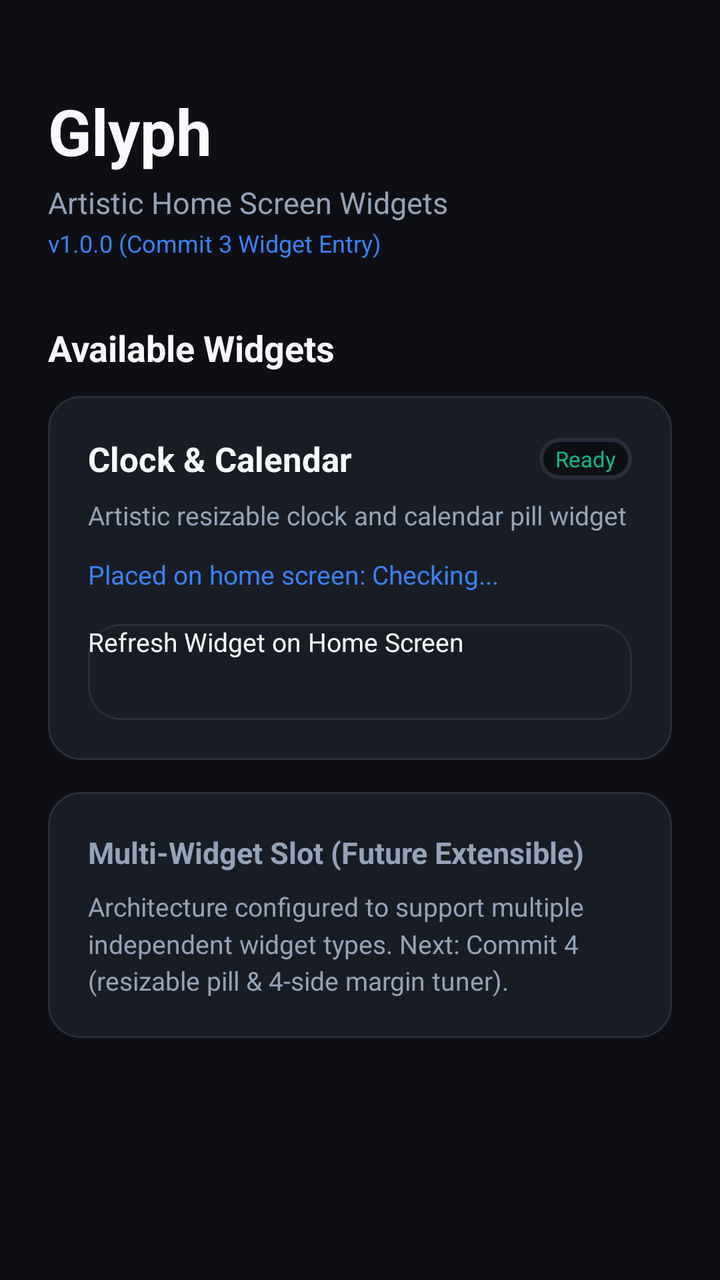
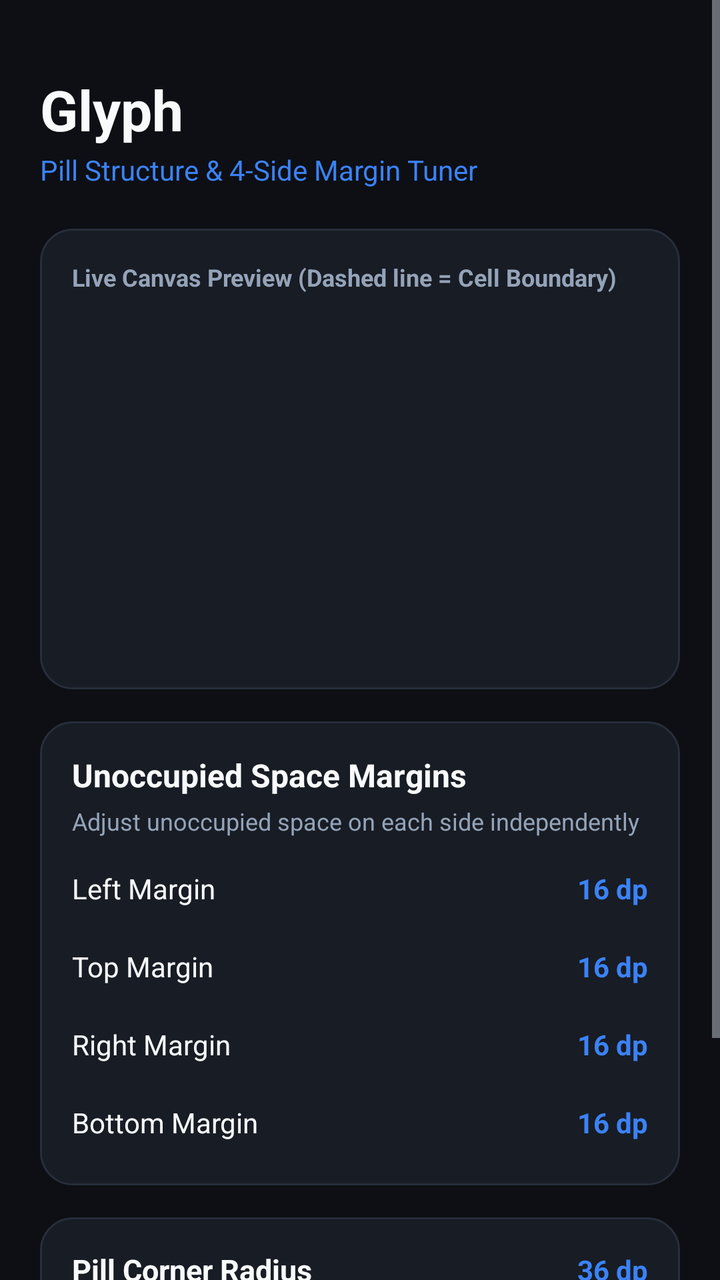

Before-and-after screenshots of an Android layout around one commit, followed by the original layout XML and the change that was made.
<!-- AndroidManifest.xml: application theme android:Theme.DeviceDefault.NoActionBar -->
<!-- res/layout/activity_main.xml -->
<?xml version="1.0" encoding="utf-8"?>
<ScrollView xmlns:android="http://schemas.android.com/apk/res/android"
    android:layout_width="match_parent"
    android:layout_height="match_parent"
    android:background="@color/bg_dark">

    <LinearLayout
        android:layout_width="match_parent"
        android:layout_height="wrap_content"
        android:orientation="vertical"
        android:padding="24dp">

        
        <TextView
            android:id="@+id/text_app_title"
            android:layout_width="wrap_content"
            android:layout_height="wrap_content"
            android:layout_marginTop="20dp"
            android:text="@string/app_name"
            android:textColor="@color/text_primary"
            android:textSize="32sp"
            android:textStyle="bold" />

        <TextView
            android:id="@+id/text_app_tagline"
            android:layout_width="wrap_content"
            android:layout_height="wrap_content"
            android:layout_marginTop="4dp"
            android:text="@string/app_tagline"
            android:textColor="@color/text_secondary"
            android:textSize="15sp" />

        <TextView
            android:id="@+id/text_version"
            android:layout_width="wrap_content"
            android:layout_height="wrap_content"
            android:layout_marginTop="2dp"
            android:text="@string/version_info"
            android:textColor="@color/accent_blue"
            android:textSize="12sp" />

        
        <TextView
            android:layout_width="wrap_content"
            android:layout_height="wrap_content"
            android:layout_marginTop="32dp"
            android:text="@string/section_widgets"
            android:textColor="@color/text_primary"
            android:textSize="18sp"
            android:textStyle="bold" />

        
        <LinearLayout
            android:layout_width="match_parent"
            android:layout_height="wrap_content"
            android:layout_marginTop="12dp"
            android:background="@drawable/bg_card"
            android:orientation="vertical"
            android:padding="20dp">

            <LinearLayout
                android:layout_width="match_parent"
                android:layout_height="wrap_content"
                android:gravity="center_vertical"
                android:orientation="horizontal">

                <TextView
                    android:layout_width="0dp"
                    android:layout_height="wrap_content"
                    android:layout_weight="1"
                    android:text="@string/widget_clock_calendar_name"
                    android:textColor="@color/text_primary"
                    android:textSize="17sp"
                    android:textStyle="bold" />

                <TextView
                    android:id="@+id/text_widget_status_badge"
                    android:layout_width="wrap_content"
                    android:layout_height="wrap_content"
                    android:background="@drawable/ic_launcher"
                    android:paddingStart="8dp"
                    android:paddingTop="3dp"
                    android:paddingEnd="8dp"
                    android:paddingBottom="3dp"
                    android:text="Ready"
                    android:textColor="@color/status_green"
                    android:textSize="11sp" />

            </LinearLayout>

            <TextView
                android:layout_width="wrap_content"
                android:layout_height="wrap_content"
                android:layout_marginTop="8dp"
                android:text="@string/widget_clock_calendar_desc"
                android:textColor="@color/text_secondary"
                android:textSize="13sp" />

            <TextView
                android:id="@+id/text_widget_placed_count"
                android:layout_width="wrap_content"
                android:layout_height="wrap_content"
                android:layout_marginTop="12dp"
                android:text="Placed on home screen: Checking..."
                android:textColor="@color/accent_blue"
                android:textSize="13sp" />

            <Button
                android:id="@+id/btn_refresh_widget"
                android:layout_width="match_parent"
                android:layout_height="48dp"
                android:layout_marginTop="16dp"
                android:background="@drawable/bg_card"
                android:text="Refresh Widget on Home Screen"
                android:textColor="@color/text_primary"
                android:textSize="13sp" />

        </LinearLayout>

        
        <LinearLayout
            android:layout_width="match_parent"
            android:layout_height="wrap_content"
            android:layout_marginTop="16dp"
            android:background="@drawable/bg_card"
            android:orientation="vertical"
            android:padding="20dp">

            <TextView
                android:layout_width="wrap_content"
                android:layout_height="wrap_content"
                android:text="Multi-Widget Slot (Future Extensible)"
                android:textColor="@color/text_secondary"
                android:textSize="15sp"
                android:textStyle="bold" />

            <TextView
                android:layout_width="wrap_content"
                android:layout_height="wrap_content"
                android:layout_marginTop="8dp"
                android:lineSpacingMultiplier="1.2"
                android:text="Architecture configured to support multiple independent widget types. Next: Commit 4 (resizable pill &amp; 4-side margin tuner)."
                android:textColor="@color/text_secondary"
                android:textSize="13sp" />

        </LinearLayout>

    </LinearLayout>

</ScrollView>
<!-- resources referenced by this layout -->
<resources>
  <color name="accent_blue">#3B82F6</color>
  <color name="bg_dark">#0D0F14</color>
  <color name="status_green">#10B981</color>
  <color name="text_primary">#F8FAFC</color>
  <color name="text_secondary">#94A3B8</color>
  <!-- drawable bg_card (drawable) -->
  <?xml version="1.0" encoding="utf-8"?>
  <shape xmlns:android="http://schemas.android.com/apk/res/android"
      android:shape="rectangle">
      <corners android:radius="16dp" />
      <solid android:color="@color/card_dark" />
      <stroke
          android:width="1dp"
          android:color="@color/border_card" />
  </shape>
  <!-- drawable ic_launcher (drawable) -->
  <?xml version="1.0" encoding="utf-8"?>
  <layer-list xmlns:android="http://schemas.android.com/apk/res/android">
      
      <item>
          <shape android:shape="rectangle">
              <corners android:radius="24dp" />
              <solid android:color="#0D0F14" />
              <stroke
                  android:width="2dp"
                  android:color="#272E3B" />
          </shape>
      </item>
      
      <item
          android:bottom="20dp"
          android:left="20dp"
          android:right="20dp"
          android:top="20dp">
          <shape android:shape="rectangle">
              <corners android:radius="14dp" />
              <solid android:color="#181C24" />
              <stroke
                  android:width="2dp"
                  android:color="#3B82F6" />
          </shape>
      </item>
  </layer-list>
  <string name="app_name">Glyph</string>
  <string name="app_tagline">Artistic Home Screen Widgets</string>
  <string name="section_widgets">Available Widgets</string>
  <string name="version_info">v1.0.0 (Commit 3 Widget Entry)</string>
  <string name="widget_clock_calendar_desc">Artistic resizable clock and calendar pill widget</string>
  <string name="widget_clock_calendar_name">Clock &amp; Calendar</string>
  <color name="card_dark">#181C24</color>
  <color name="border_card">#272E3B</color>
</resources>

<!-- the commit's change to res/layout/activity_main.xml (unified diff, before → after) -->
@@ -8,112 +8,51 @@
         android:layout_width="match_parent"
         android:layout_height="wrap_content"
         android:orientation="vertical"
-        android:padding="24dp">
+        android:padding="20dp">
 
         
         <TextView
             android:id="@+id/text_app_title"
             android:layout_width="wrap_content"
             android:layout_height="wrap_content"
-            android:layout_marginTop="20dp"
+            android:layout_marginTop="16dp"
             android:text="@string/app_name"
             android:textColor="@color/text_primary"
-            android:textSize="32sp"
+            android:textSize="28sp"
             android:textStyle="bold" />
 
-        <TextView
-            android:id="@+id/text_app_tagline"
-            android:layout_width="wrap_content"
-            android:layout_height="wrap_content"
-            android:layout_marginTop="4dp"
-            android:text="@string/app_tagline"
-            android:textColor="@color/text_secondary"
-            android:textSize="15sp" />
-
-        <TextView
-            android:id="@+id/text_version"
-            android:layout_width="wrap_content"
-            android:layout_height="wrap_content"
-            android:layout_marginTop="2dp"
-            android:text="@string/version_info"
-            android:textColor="@color/accent_blue"
-            android:textSize="12sp" />
-
-        
         <TextView
             android:layout_width="wrap_content"
             android:layout_height="wrap_content"
-            android:layout_marginTop="32dp"
-            android:text="@string/section_widgets"
-            android:textColor="@color/text_primary"
-            android:textSize="18sp"
-            android:textStyle="bold" />
-
-        
-        <LinearLayout
-            android:layout_width="match_parent"
-            android:layout_height="wrap_content"
-            android:layout_marginTop="12dp"
+            android:layout_marginTop="2dp"
+            android:text="Pill Structure &amp; 4-Side Margin Tuner"
+            android:textColor="@color/accent_blue"
+            android:textSize="14sp" />
+
+        
+        <LinearLayout
+            android:layout_width="match_parent"
+            android:layout_height="wrap_content"
+            android:layout_marginTop="20dp"
             android:background="@drawable/bg_card"
             android:orientation="vertical"
-            android:padding="20dp">
-
-            <LinearLayout
-                android:layout_width="match_parent"
-                android:layout_height="wrap_content"
-                android:gravity="center_vertical"
-                android:orientation="horizontal">
-
-                <TextView
-                    android:layout_width="0dp"
-                    android:layout_height="wrap_content"
-                    android:layout_weight="1"
-                    android:text="@string/widget_clock_calendar_name"
-                    android:textColor="@color/text_primary"
-                    android:textSize="17sp"
-                    android:textStyle="bold" />
-
-                <TextView
-                    android:id="@+id/text_widget_status_badge"
-                    android:layout_width="wrap_content"
-                    android:layout_height="wrap_content"
-                    android:background="@drawable/ic_launcher"
-                    android:paddingStart="8dp"
-                    android:paddingTop="3dp"
-                    android:paddingEnd="8dp"
-                    android:paddingBottom="3dp"
-                    android:text="Ready"
-                    android:textColor="@color/status_green"
-                    android:textSize="11sp" />
-
-            </LinearLayout>
+            android:padding="16dp">
 
             <TextView
                 android:layout_width="wrap_content"
                 android:layout_height="wrap_content"
-                android:layout_marginTop="8dp"
-                android:text="@string/widget_clock_calendar_desc"
+                android:text="Live Canvas Preview (Dashed line = Cell Boundary)"
                 android:textColor="@color/text_secondary"
-                android:textSize="13sp" />
-
-            <TextView
-                android:id="@+id/text_widget_placed_count"
-                android:layout_width="wrap_content"
-                android:layout_height="wrap_content"
+                android:textSize="12sp"
+                android:textStyle="bold" />
+
+            <ImageView
+                android:id="@+id/preview_canvas"
+                android:layout_width="match_parent"
+                android:layout_height="170dp"
                 android:layout_marginTop="12dp"
-                android:text="Placed on home screen: Checking..."
-                android:textColor="@color/accent_blue"
-                android:textSize="13sp" />
-
-            <Button
-                android:id="@+id/btn_refresh_widget"
-                android:layout_width="match_parent"
-                android:layout_height="48dp"
-                android:layout_marginTop="16dp"
-                android:background="@drawable/bg_card"
-                android:text="Refresh Widget on Home Screen"
-                android:textColor="@color/text_primary"
-                android:textSize="13sp" />
+                android:scaleType="fitCenter"
+                android:contentDescription="Widget Preview" />
 
         </LinearLayout>
 
@@ -124,25 +63,216 @@
             android:layout_marginTop="16dp"
             android:background="@drawable/bg_card"
             android:orientation="vertical"
-            android:padding="20dp">
+            android:padding="16dp">
 
             <TextView
                 android:layout_width="wrap_content"
                 android:layout_height="wrap_content"
-                android:text="Multi-Widget Slot (Future Extensible)"
-                android:textColor="@color/text_secondary"
-                android:textSize="15sp"
+                android:text="Unoccupied Space Margins"
+                android:textColor="@color/text_primary"
+                android:textSize="16sp"
                 android:textStyle="bold" />
 
             <TextView
                 android:layout_width="wrap_content"
                 android:layout_height="wrap_content"
+                android:layout_marginTop="4dp"
+                android:text="Adjust unoccupied space on each side independently"
+                android:textColor="@color/text_secondary"
+                android:textSize="12sp" />
+
+            
+            <LinearLayout
+                android:layout_width="match_parent"
+                android:layout_height="wrap_content"
+                android:layout_marginTop="16dp"
+                android:gravity="center_vertical"
+                android:orientation="horizontal">
+                <TextView
+                    android:layout_width="0dp"
+                    android:layout_height="wrap_content"
+                    android:layout_weight="1"
+                    android:text="Left Margin"
+                    android:textColor="@color/text_primary"
+                    android:textSize="14sp" />
+                <TextView
+                    android:id="@+id/text_margin_left_val"
+                    android:layout_width="wrap_content"
+                    android:layout_height="wrap_content"
+                    android:text="16 dp"
+                    android:textColor="@color/accent_blue"
+                    android:textSize="14sp"
+                    android:textStyle="bold" />
+            </LinearLayout>
+            <SeekBar
+                android:id="@+id/seek_margin_left"
+                android:layout_width="match_parent"
+                android:layout_height="wrap_content"
+                android:layout_marginTop="6dp"
+                android:max="48" />
+
+            
+            <LinearLayout
+                android:layout_width="match_parent"
+                android:layout_height="wrap_content"
+                android:layout_marginTop="14dp"
+                android:gravity="center_vertical"
+                android:orientation="horizontal">
+                <TextView
+                    android:layout_width="0dp"
+                    android:layout_height="wrap_content"
+                    android:layout_weight="1"
+                    android:text="Top Margin"
+                    android:textColor="@color/text_primary"
+                    android:textSize="14sp" />
+                <TextView
+                    android:id="@+id/text_margin_top_val"
+                    android:layout_width="wrap_content"
+                    android:layout_height="wrap_content"
+                    android:text="16 dp"
+                    android:textColor="@color/accent_blue"
+                    android:textSize="14sp"
+                    android:textStyle="bold" />
+            </LinearLayout>
+            <SeekBar
+                android:id="@+id/seek_margin_top"
+                android:layout_width="match_parent"
+                android:layout_height="wrap_content"
+                android:layout_marginTop="6dp"
+                android:max="48" />
+
+            
+            <LinearLayout
+                android:layout_width="match_parent"
+                android:layout_height="wrap_content"
+                android:layout_marginTop="14dp"
+                android:gravity="center_vertical"
+                android:orientation="horizontal">
+                <TextView
+                    android:layout_width="0dp"
+                    android:layout_height="wrap_content"
+                    android:layout_weight="1"
+                    android:text="Right Margin"
+                    android:textColor="@color/text_primary"
+                    android:textSize="14sp" />
+                <TextView
+                    android:id="@+id/text_margin_right_val"
+                    android:layout_width="wrap_content"
+                    android:layout_height="wrap_content"
+                    android:text="16 dp"
+                    android:textColor="@color/accent_blue"
+                    android:textSize="14sp"
+                    android:textStyle="bold" />
+            </LinearLayout>
+            <SeekBar
+                android:id="@+id/seek_margin_right"
+                android:layout_width="match_parent"
+                android:layout_height="wrap_content"
+                android:layout_marginTop="6dp"
+                android:max="48" />
+
+            
+            <LinearLayout
+                android:layout_width="match_parent"
+                android:layout_height="wrap_content"
+                android:layout_marginTop="14dp"
+                android:gravity="center_vertical"
+                android:orientation="horizontal">
+                <TextView
+                    android:layout_width="0dp"
+                    android:layout_height="wrap_content"
+                    android:layout_weight="1"
+                    android:text="Bottom Margin"
+                    android:textColor="@color/text_primary"
+                    android:textSize="14sp" />
+                <TextView
+                    android:id="@+id/text_margin_bottom_val"
+                    android:layout_width="wrap_content"
+                    android:layout_height="wrap_content"
+                    android:text="16 dp"
+                    android:textColor="@color/accent_blue"
+                    android:textSize="14sp"
+                    android:textStyle="bold" />
+            </LinearLayout>
+            <SeekBar
+                android:id="@+id/seek_margin_bottom"
+                android:layout_width="match_parent"
+                android:layout_height="wrap_content"
+                android:layout_marginTop="6dp"
+                android:max="48" />
+
+        </LinearLayout>
+
+        
+        <LinearLayout
+            android:layout_width="match_parent"
+            android:layout_height="wrap_content"
+            android:layout_marginTop="16dp"
+            android:background="@drawable/bg_card"
+            android:orientation="vertical"
+            android:padding="16dp">
+
+            <LinearLayout
+                android:layout_width="match_parent"
+                android:layout_height="wrap_content"
+                android:gravity="center_vertical"
+                android:orientation="horizontal">
+                <TextView
+                    android:layout_width="0dp"
+                    android:layout_height="wrap_content"
+                    android:layout_weight="1"
+                    android:text="Pill Corner Radius"
+                    android:textColor="@color/text_primary"
+                    android:textSize="15sp"
+                    android:textStyle="bold" />
+                <TextView
+                    android:id="@+id/text_corner_radius_val"
+                    android:layout_width="wrap_content"
+                    android:layout_height="wrap_content"
+                    android:text="36 dp"
+                    android:textColor="@color/accent_blue"
+                    android:textSize="14sp"
+                    android:textStyle="bold" />
+            </LinearLayout>
+            <SeekBar
+                android:id="@+id/seek_corner_radius"
+                android:layout_width="match_parent"
+                android:layout_height="wrap_content"
                 android:layout_marginTop="8dp"
-                android:lineSpacingMultiplier="1.2"
-                android:text="Architecture configured to support multiple independent widget types. Next: Commit 4 (resizable pill &amp; 4-side margin tuner)."
+                android:max="64" />
+
+        </LinearLayout>
+
+        
+        <LinearLayout
+            android:layout_width="match_parent"
+            android:layout_height="wrap_content"
+            android:layout_marginTop="20dp"
+            android:layout_marginBottom="32dp"
+            android:orientation="horizontal">
+
+            <Button
+                android:id="@+id/btn_reset_margins"
+                android:layout_width="0dp"
+                android:layout_height="48dp"
+                android:layout_weight="1"
+                android:layout_marginEnd="8dp"
+                android:background="@drawable/bg_card"
+                android:text="Reset Defaults"
                 android:textColor="@color/text_secondary"
                 android:textSize="13sp" />
 
+            <Button
+                android:id="@+id/btn_apply_widget"
+                android:layout_width="0dp"
+                android:layout_height="48dp"
+                android:layout_weight="1"
+                android:layout_marginStart="8dp"
+                android:background="@drawable/bg_card"
+                android:text="Apply to Widget"
+                android:textColor="@color/accent_blue"
+                android:textSize="13sp" />
+
         </LinearLayout>
 
     </LinearLayout>
<!-- resource entries referenced after the edit -->
@@ -2,7 +2,6 @@
 <resources>
   <color name="accent_blue">#3B82F6</color>
   <color name="bg_dark">#0D0F14</color>
-  <color name="status_green">#10B981</color>
   <color name="text_primary">#F8FAFC</color>
   <color name="text_secondary">#94A3B8</color>
   <!-- drawable bg_card (drawable) -->
@@ -15,40 +14,7 @@
           android:width="1dp"
           android:color="@color/border_card" />
   </shape>
-  <!-- drawable ic_launcher (drawable) -->
-  <?xml version="1.0" encoding="utf-8"?>
-  <layer-list xmlns:android="http://schemas.android.com/apk/res/android">
-      
-      <item>
-          <shape android:shape="rectangle">
-              <corners android:radius="24dp" />
-              <solid android:color="#0D0F14" />
-              <stroke
-                  android:width="2dp"
-                  android:color="#272E3B" />
-          </shape>
-      </item>
-      
-      <item
-          android:bottom="20dp"
-          android:left="20dp"
-          android:right="20dp"
-          android:top="20dp">
-          <shape android:shape="rectangle">
-              <corners android:radius="14dp" />
-              <solid android:color="#181C24" />
-              <stroke
-                  android:width="2dp"
-                  android:color="#3B82F6" />
-          </shape>
-      </item>
-  </layer-list>
   <string name="app_name">Glyph</string>
-  <string name="app_tagline">Artistic Home Screen Widgets</string>
-  <string name="section_widgets">Available Widgets</string>
-  <string name="version_info">v1.0.0 (Commit 3 Widget Entry)</string>
-  <string name="widget_clock_calendar_desc">Artistic resizable clock and calendar pill widget</string>
-  <string name="widget_clock_calendar_name">Clock &amp; Calendar</string>
   <color name="card_dark">#181C24</color>
   <color name="border_card">#272E3B</color>
 </resources>
